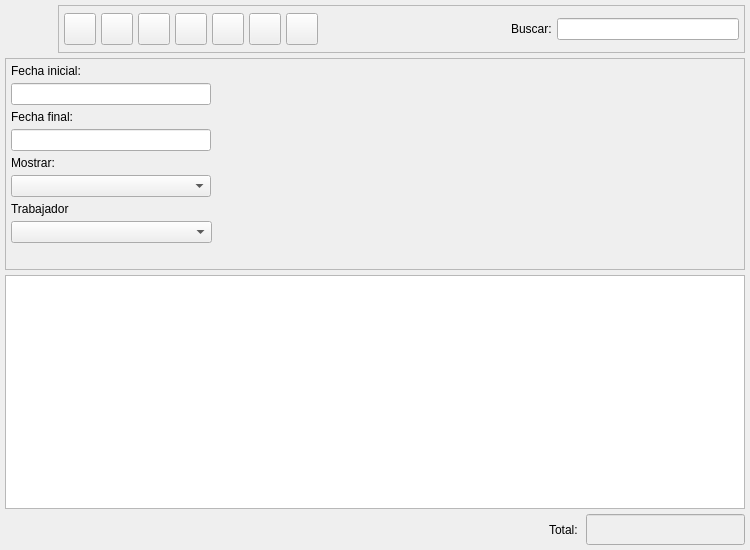
Before: the Qt Designer form bulmages/bulmafact/plugins/pluginbf_clienteticket/ticketclientelistbase.ui in eboladev/Bulmages-1, drawn with Qt 5.
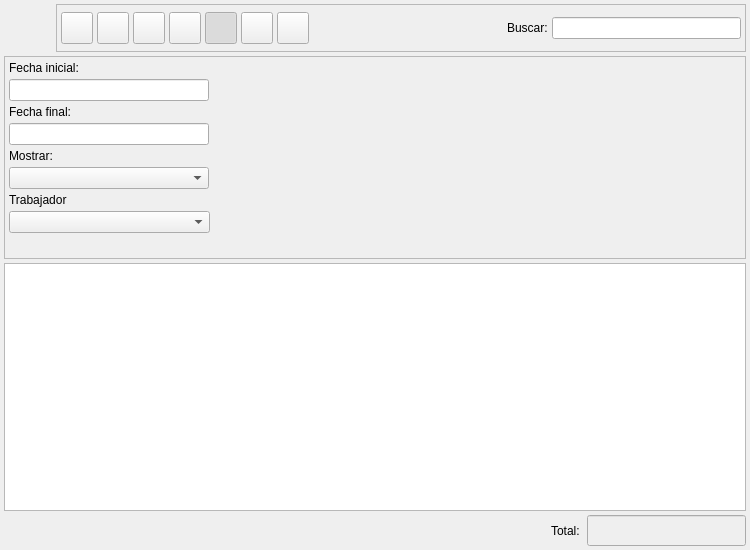
After: the same form once the commit is applied. Icons and pictures are not drawn. Custom widgets are drawn as their Qt base class.

The edit to the form file:
```diff
--- a/bulmages/bulmafact/plugins/pluginbf_clienteticket/ticketclientelistbase.ui
+++ b/bulmages/bulmafact/plugins/pluginbf_clienteticket/ticketclientelistbase.ui
@@ -14,6 +14,12 @@
     <height>550</height>
    </rect>
   </property>
+  <property name="minimumSize">
+   <size>
+    <width>750</width>
+    <height>550</height>
+   </size>
+  </property>
   <property name="windowTitle">
    <string>Tickets a clientes</string>
   </property>
@@ -23,10 +29,10 @@
   </property>
   <layout class="QGridLayout">
    <property name="margin">
-    <number>5</number>
+    <number>4</number>
    </property>
    <property name="spacing">
-    <number>5</number>
+    <number>4</number>
    </property>
    <item row="1" column="0">
     <widget class="QFrame" name="m_busqueda">
@@ -44,10 +50,10 @@
      </property>
      <layout class="QGridLayout">
       <property name="margin">
-       <number>5</number>
+       <number>4</number>
       </property>
       <property name="spacing">
-       <number>5</number>
+       <number>4</number>
       </property>
       <item row="8" column="0">
        <spacer>
@@ -78,7 +84,7 @@
       <item row="0" column="1" rowspan="9">
        <layout class="QVBoxLayout">
         <property name="spacing">
-         <number>5</number>
+         <number>4</number>
         </property>
         <property name="margin">
          <number>0</number>
@@ -198,7 +204,7 @@
    <item row="3" column="0">
     <layout class="QHBoxLayout">
      <property name="spacing">
-      <number>5</number>
+      <number>4</number>
      </property>
      <property name="margin">
       <number>0</number>
@@ -736,7 +742,7 @@
    <item row="0" column="0">
     <layout class="QHBoxLayout">
      <property name="spacing">
-      <number>5</number>
+      <number>4</number>
      </property>
      <property name="margin">
       <number>0</number>
@@ -776,10 +782,10 @@
        </property>
        <layout class="QHBoxLayout">
         <property name="spacing">
-         <number>5</number>
+         <number>4</number>
         </property>
         <property name="margin">
-         <number>5</number>
+         <number>4</number>
         </property>
         <item>
          <widget class="QToolButton" name="mui_crear">
@@ -810,8 +816,8 @@
           </property>
           <property name="iconSize">
            <size>
-            <width>32</width>
-            <height>32</height>
+            <width>22</width>
+            <height>22</height>
            </size>
           </property>
           <property name="shortcut">
@@ -848,8 +854,8 @@
           </property>
           <property name="iconSize">
            <size>
-            <width>32</width>
-            <height>32</height>
+            <width>22</width>
+            <height>22</height>
            </size>
           </property>
           <property name="shortcut">
@@ -886,8 +892,8 @@
           </property>
           <property name="iconSize">
            <size>
-            <width>32</width>
-            <height>32</height>
+            <width>22</width>
+            <height>22</height>
            </size>
           </property>
           <property name="shortcut">
@@ -924,8 +930,8 @@
           </property>
           <property name="iconSize">
            <size>
-            <width>32</width>
-            <height>32</height>
+            <width>22</width>
+            <height>22</height>
            </size>
           </property>
           <property name="shortcut">
@@ -962,8 +968,8 @@
           </property>
           <property name="iconSize">
            <size>
-            <width>32</width>
-            <height>32</height>
+            <width>22</width>
+            <height>22</height>
            </size>
           </property>
           <property name="shortcut">
@@ -972,6 +978,9 @@
           <property name="checkable">
            <bool>true</bool>
           </property>
+          <property name="checked">
+           <bool>true</bool>
+          </property>
          </widget>
         </item>
         <item>
@@ -1003,8 +1012,8 @@
           </property>
           <property name="iconSize">
            <size>
-            <width>32</width>
-            <height>32</height>
+            <width>22</width>
+            <height>22</height>
            </size>
           </property>
           <property name="shortcut">
@@ -1044,8 +1053,8 @@
           </property>
           <property name="iconSize">
            <size>
-            <width>32</width>
-            <height>32</height>
+            <width>22</width>
+            <height>22</height>
            </size>
           </property>
           <property name="shortcut">
```
Left out of the diff: 16 changed lines with no effect on the pictures.
